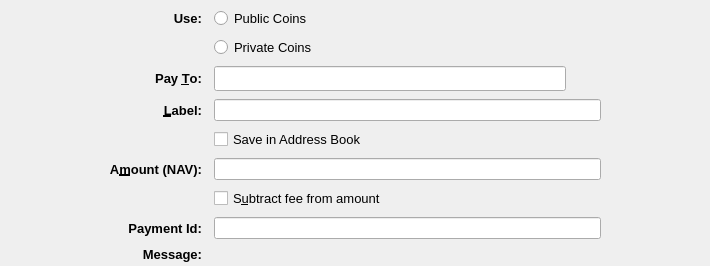
First picture: the form in src/qt/forms/sendcoinsentry.ui, repository navcoin/navcoin-core, before the edit.
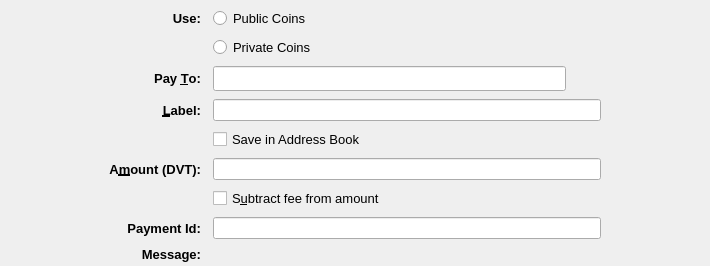
Second picture: the form after the edit. Icons and pictures are not drawn. Custom widgets are drawn as their Qt base class.

```diff
--- a/src/qt/forms/sendcoinsentry.ui
+++ b/src/qt/forms/sendcoinsentry.ui
@@ -308,7 +308,7 @@
        </font>
       </property>
       <property name="text">
-       <string>A&amp;mount (NAV):</string>
+       <string>A&amp;mount (DVT):</string>
       </property>
       <property name="alignment">
        <set>Qt::AlignRight|Qt::AlignTrailing|Qt::AlignVCenter</set>
```
